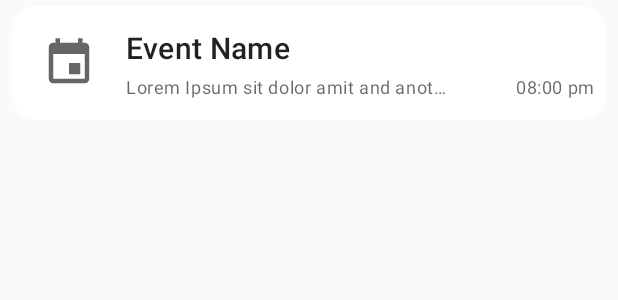
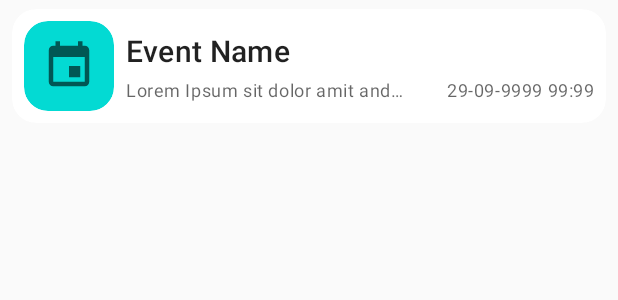
Before and after one commit to arifmh18/EventManagement, an Android app: the layout layout_item_event.xml on its own in the app's theme, with its tools: preview values and no code run, on a phone screen of 412 x 824 dp. Shown: the top 300 px of the screen. Run offline under Robolectric (Android 15) with nearby library versions, the phone set to English and light mode, and no system bars.

Commit message:
[+]add event to firebasedb, ToastUtil.kt

```diff
--- a/app/src/main/java/com/ardat/eventmanagement/adapter/EventAdapter.kt
+++ b/app/src/main/java/com/ardat/eventmanagement/adapter/EventAdapter.kt
@@ -36,6 +36,7 @@ class EventAdapter (private val context: Context) : RecyclerView.Adapter<EventAd
         fun bindItem(item : Event){
             tvEventNameItemEvent.text = item.eventName
             tvEventInfoEventItem.text = item.eventInfo
+            tvEventDateEventItem.text = item.eventDate
         }
     }
 
--- a/app/src/main/java/com/ardat/eventmanagement/model/Event.kt
+++ b/app/src/main/java/com/ardat/eventmanagement/model/Event.kt
@@ -5,4 +5,6 @@ data class Event(
     var eventDate : String,
     var eventInfo : String,
     var eventUid : String
-)
+){
+    constructor(): this("", "", "", "")
+}
--- a/app/src/main/res/layout/layout_item_event.xml
+++ b/app/src/main/res/layout/layout_item_event.xml
@@ -1,11 +1,11 @@
 <?xml version="1.0" encoding="utf-8"?>
-<com.google.android.material.card.MaterialCardView xmlns:android="http://schemas.android.com/apk/res/android"
+<androidx.cardview.widget.CardView xmlns:android="http://schemas.android.com/apk/res/android"
     android:layout_width="match_parent"
     android:layout_height="wrap_content"
     xmlns:app="http://schemas.android.com/apk/res-auto"
     app:cardCornerRadius="16dp"
     app:cardElevation="0dp"
-    android:layout_marginVertical="4dp"
+    android:layout_marginVertical="6dp"
     android:layout_marginHorizontal="8dp">
 
     <LinearLayout
@@ -14,12 +14,12 @@
         android:orientation="horizontal"
         android:padding="8dp">
 
-        <com.google.android.material.card.MaterialCardView
+        <androidx.cardview.widget.CardView
             android:layout_height="60dp"
             android:layout_width="60dp"
             app:cardCornerRadius="16dp"
             app:cardElevation="0dp"
-            android:background="@color/colorAccent">
+            app:cardBackgroundColor="@color/colorAccent">
 
             <ImageView
                 android:layout_width="match_parent"
@@ -27,7 +27,7 @@
                 android:padding="12dp"
                 android:src="@drawable/ic_baseline_event_24"/>
 
-        </com.google.android.material.card.MaterialCardView>
+        </androidx.cardview.widget.CardView>
 
         <LinearLayout
             android:layout_width="match_parent"
@@ -52,7 +52,7 @@
                 <TextView
                     android:id="@+id/tvEventInfoEventItem"
                     android:layout_width="0dp"
-                    android:layout_weight="0.7"
+                    android:layout_weight="0.6"
                     android:layout_height="wrap_content"
                     android:maxLines="1"
                     android:textAppearance="@style/TextAppearance.MaterialComponents.Caption"
@@ -62,11 +62,11 @@
                 <TextView
                     android:id="@+id/tvEventDateEventItem"
                     android:layout_width="0dp"
-                    android:layout_weight="0.3"
+                    android:layout_weight="0.4"
                     android:gravity="end"
                     android:layout_height="wrap_content"
                     android:textAppearance="@style/TextAppearance.MaterialComponents.Caption"
-                    android:text="08:00 pm"/>
+                    android:text="29-09-9999 99:99"/>
 
             </LinearLayout>
 
@@ -74,4 +74,4 @@
 
     </LinearLayout>
 
-</com.google.android.material.card.MaterialCardView>
+</androidx.cardview.widget.CardView>
```
Also changed, not shown: app/src/main/java/com/ardat/eventmanagement/AddEventActivity.kt (+38 -2 lines), app/src/main/java/com/ardat/eventmanagement/utils/ToastUtil.kt (added, +8 -0 lines).
